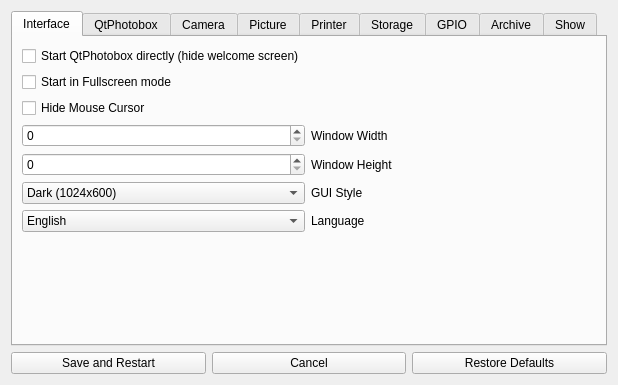
andyboeh/qtphotobox, file gui/settingswidget.ui: the form before one commit.
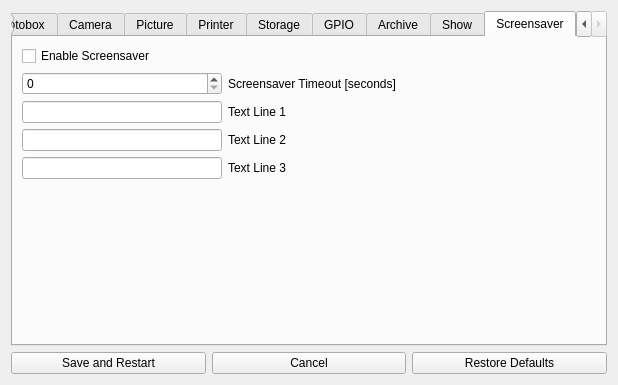
The form after the commit.

Commit message: Add screensaver support (styling and translation missing)

The edit to the form file:
```diff
--- a/gui/settingswidget.ui
+++ b/gui/settingswidget.ui
@@ -17,7 +17,7 @@
    <item>
     <widget class="QTabWidget" name="tabWidget">
      <property name="currentIndex">
-      <number>0</number>
+      <number>9</number>
      </property>
      <widget class="QWidget" name="tabInterface">
       <attribute name="title">
@@ -877,6 +877,90 @@
        </item>
       </layout>
      </widget>
+     <widget class="QWidget" name="tabScreensaver">
+      <attribute name="title">
+       <string>Screensaver</string>
+      </attribute>
+      <layout class="QGridLayout" name="gridLayout_10">
+       <item row="4" column="0">
+        <widget class="QLineEdit" name="editScreensaver3"/>
+       </item>
+       <item row="3" column="0">
+        <widget class="QLineEdit" name="editScreensaver2"/>
+       </item>
+       <item row="5" column="0">
+        <spacer name="verticalSpacer_4">
+         <property name="orientation">
+          <enum>Qt::Vertical</enum>
+         </property>
+         <property name="sizeHint" stdset="0">
+          <size>
+           <width>20</width>
+           <height>40</height>
+          </size>
+         </property>
+        </spacer>
+       </item>
+       <item row="4" column="1">
+        <widget class="QLabel" name="label_36">
+         <property name="text">
+          <string>Text Line 3</string>
+         </property>
+        </widget>
+       </item>
+       <item row="3" column="1">
+        <widget class="QLabel" name="label_35">
+         <property name="text">
+          <string>Text Line 2</string>
+         </property>
+        </widget>
+       </item>
+       <item row="1" column="0">
+        <widget class="QSpinBox" name="spinScreensaverTimeout">
+         <property name="maximum">
+          <number>3600</number>
+         </property>
+        </widget>
+       </item>
+       <item row="2" column="1">
+        <widget class="QLabel" name="label_34">
+         <property name="text">
+          <string>Text Line 1</string>
+         </property>
+        </widget>
+       </item>
+       <item row="2" column="0">
+        <widget class="QLineEdit" name="editScreensaver1"/>
+       </item>
+       <item row="1" column="1">
+        <widget class="QLabel" name="label_7">
+         <property name="text">
+          <string>Screensaver Timeout [seconds]</string>
+         </property>
+        </widget>
+       </item>
+       <item row="0" column="0">
+        <widget class="QCheckBox" name="chkEnableScreensaver">
+         <property name="text">
+          <string>Enable Screensaver</string>
+         </property>
+        </widget>
+       </item>
+       <item row="1" column="2">
+        <spacer name="horizontalSpacer_10">
+         <property name="orientation">
+          <enum>Qt::Horizontal</enum>
+         </property>
+         <property name="sizeHint" stdset="0">
+          <size>
+           <width>40</width>
+           <height>20</height>
+          </size>
+         </property>
+        </spacer>
+       </item>
+      </layout>
+     </widget>
     </widget>
    </item>
    <item>
```
The commit also changes 11 other files.
